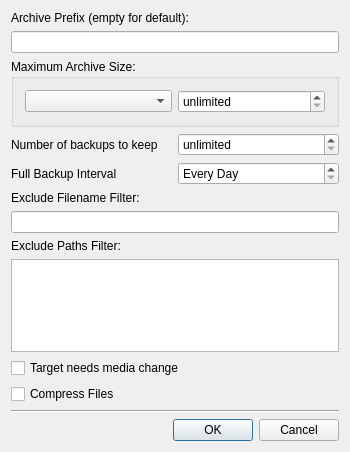
KDE/kbackup, file src/SettingsDialog.ui: the form before one commit.
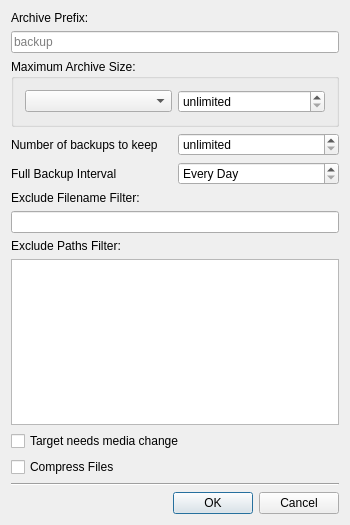
The form after the commit.

What changed in the file:
```diff
--- a/src/SettingsDialog.ui
+++ b/src/SettingsDialog.ui
@@ -9,7 +9,7 @@
     <x>0</x>
     <y>0</y>
     <width>350</width>
-    <height>452</height>
+    <height>525</height>
    </rect>
   </property>
   <property name="windowTitle">
@@ -19,7 +19,7 @@
    <item row="0" column="0">
     <widget class="QLabel" name="textLabel1">
      <property name="text">
-      <string>Archive Prefix (empty for default):</string>
+      <string>Archive Prefix:</string>
      </property>
      <property name="wordWrap">
       <bool>false</bool>
@@ -27,7 +27,11 @@
     </widget>
    </item>
    <item row="1" column="0">
-    <widget class="QLineEdit" name="prefix"/>
+    <widget class="QLineEdit" name="prefix">
+     <property name="placeholderText">
+      <string>backup</string>
+     </property>
+    </widget>
    </item>
    <item row="2" column="0">
     <widget class="QGroupBox" name="groupBox2">
```
Left out of the diff: 1 changed line with no effect on the pictures.
